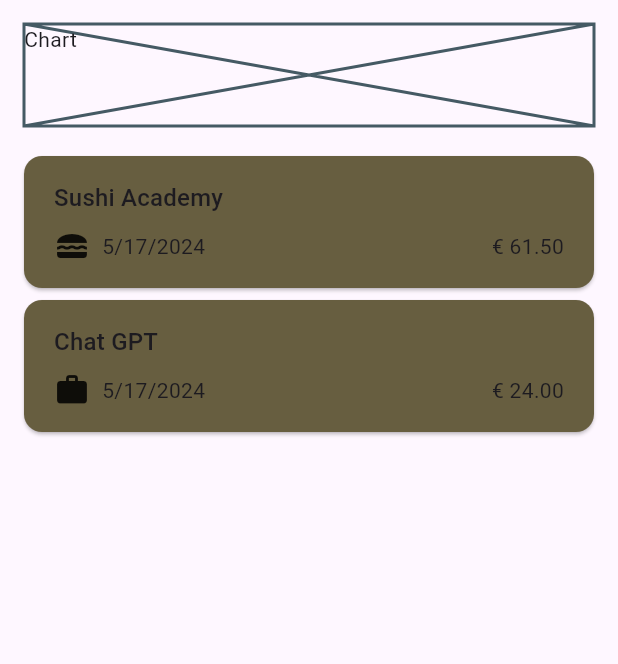
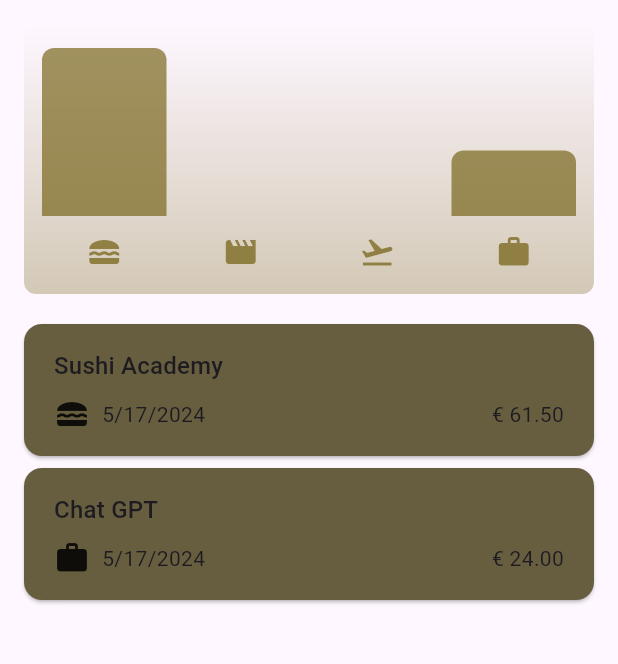
Before and after one commit to Fenysk/3_flutter_expenses_app, a Flutter app: the screen it shows after launch, on a phone screen of 412 x 824 dp, the part 84-748 px from its top. Run offline on Flutter 3.47's test engine with Material 3 defaults, Android fonts, the phone set to English and light mode, and no system bars.

Commit message:
📦 import 2 files from tuto

```diff
--- a/lib/expenses.dart
+++ b/lib/expenses.dart
@@ -2,6 +2,7 @@ import 'package:flutter/material.dart';
 import 'package:expenses_app/models/expense.dart';
 import 'package:expenses_app/widgets/expenses/expenses_list.dart';
 import 'package:expenses_app/widgets/expenses/add_expense_modal.dart';
+import 'package:expenses_app/widgets/chart/chart.dart';
 
 class Expenses extends StatefulWidget {
   const Expenses({super.key});
@@ -84,14 +85,7 @@ class _ExpensesState extends State<Expenses> {
       ),
       body: Column(
         children: [
-          Container(
-            width: double.infinity,
-            height: 100,
-            padding: const EdgeInsets.all(16),
-            child: const Placeholder(
-              child: Text('Chart'),
-            ),
-          ),
+          Chart(expenses: _registerdExpenses),
           Expanded(child: mainContent),
         ],
       ),
--- /dev/null
+++ b/lib/widgets/chart/chart.dart
@@ -0,0 +1,95 @@
+import 'package:flutter/material.dart';
+
+import 'package:expenses_app/widgets/chart/chart_bar.dart';
+import 'package:expenses_app/models/expense.dart';
+
+class Chart extends StatelessWidget {
+  const Chart({super.key, required this.expenses});
+
+  final List<Expense> expenses;
+
+  List<ExpenseBucket> get buckets {
+    return [
+      ExpenseBucket.forCategory(expenses, Category.food),
+      ExpenseBucket.forCategory(expenses, Category.leisure),
+      ExpenseBucket.forCategory(expenses, Category.travel),
+      ExpenseBucket.forCategory(expenses, Category.work),
+    ];
+  }
+
+  double get maxTotalExpense {
+    double maxTotalExpense = 0;
+
+    for (final bucket in buckets) {
+      if (bucket.totalExpenses > maxTotalExpense) {
+        maxTotalExpense = bucket.totalExpenses;
+      }
+    }
+
+    return maxTotalExpense;
+  }
+
+  @override
+  Widget build(BuildContext context) {
+    final isDarkMode =
+        MediaQuery.of(context).platformBrightness == Brightness.dark;
+    return Container(
+      margin: const EdgeInsets.all(16),
+      padding: const EdgeInsets.symmetric(
+        vertical: 16,
+        horizontal: 8,
+      ),
+      width: double.infinity,
+      height: 180,
+      decoration: BoxDecoration(
+        borderRadius: BorderRadius.circular(8),
+        gradient: LinearGradient(
+          colors: [
+            Theme.of(context).colorScheme.primary.withOpacity(0.3),
+            Theme.of(context).colorScheme.primary.withOpacity(0.0)
+          ],
+          begin: Alignment.bottomCenter,
+          end: Alignment.topCenter,
+        ),
+      ),
+      child: Column(
+        children: [
+          Expanded(
+            child: Row(
+              crossAxisAlignment: CrossAxisAlignment.end,
+              children: [
+                for (final bucket in buckets) // alternative to map()
+                  ChartBar(
+                    fill: bucket.totalExpenses == 0
+                        ? 0
+                        : bucket.totalExpenses / maxTotalExpense,
+                  )
+              ],
+            ),
+          ),
+          const SizedBox(height: 12),
+          Row(
+            children: buckets
+                .map(
+                  (bucket) => Expanded(
+                    child: Padding(
+                      padding: const EdgeInsets.symmetric(horizontal: 4),
+                      child: Icon(
+                        categoryIcons[bucket.category],
+                        color: isDarkMode
+                            ? Theme.of(context).colorScheme.secondary
+                            : Theme.of(context)
+                                .colorScheme
+                                .primary
+                                .withOpacity(0.7),
+                      ),
+                    ),
+                  ),
+                )
+                .toList(),
+          )
+        ],
+      ),
+    );
+  }
+}
--- /dev/null
+++ b/lib/widgets/chart/chart_bar.dart
@@ -0,0 +1,34 @@
+import 'package:flutter/material.dart';
+
+class ChartBar extends StatelessWidget {
+  const ChartBar({
+    super.key,
+    required this.fill,
+  });
+
+  final double fill;
+
+  @override
+  Widget build(BuildContext context) {
+    final isDarkMode =
+        MediaQuery.of(context).platformBrightness == Brightness.dark;
+    return Expanded(
+      child: Padding(
+        padding: const EdgeInsets.symmetric(horizontal: 4),
+        child: FractionallySizedBox(
+          heightFactor: fill,
+          child: DecoratedBox(
+            decoration: BoxDecoration(
+              shape: BoxShape.rectangle,
+              borderRadius:
+                  const BorderRadius.vertical(top: Radius.circular(8)),
+              color: isDarkMode
+                  ? Theme.of(context).colorScheme.secondary
+                  : Theme.of(context).colorScheme.primary.withOpacity(0.65),
+            ),
+          ),
+        ),
+      ),
+    );
+  }
+}
```
